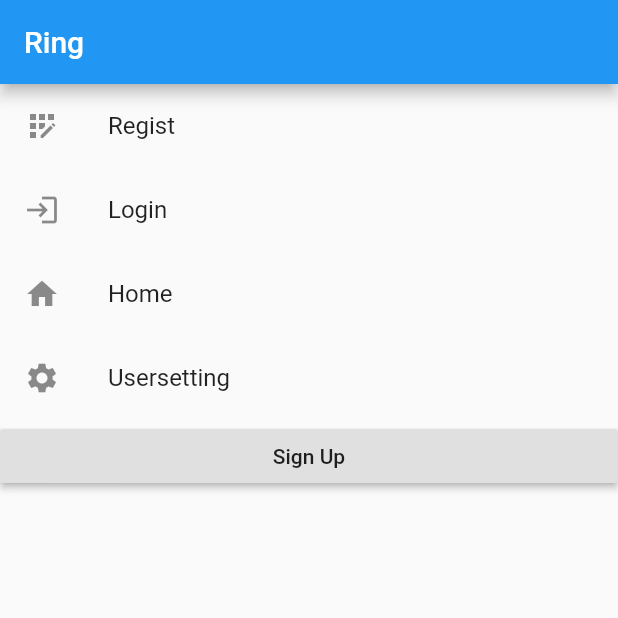
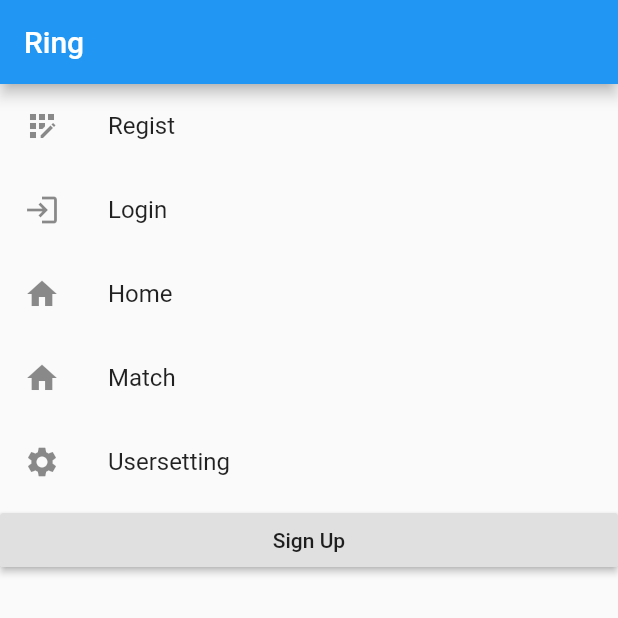
Before and after one commit to enpitut2021/ring_editile, a Flutter app: the screen it shows after launch, on a phone screen of 412 x 824 dp, the top half of it. Run offline on Flutter 3.47's test engine with Material 2 defaults, Android fonts, the phone set to English and light mode, and no system bars; our stand-ins replace dio, font_awesome_flutter, html_unescape, shared_preferences; missing offline and left inert: adhara_socket_io; accounts and stored records are empty.

Commit message:
make: match.dart

```diff
--- a/lib/main.dart
+++ b/lib/main.dart
@@ -5,6 +5,7 @@ import 'package:shared_preferences/shared_preferences.dart';
 import 'package:ring_sns/page/home.dart';
 import 'package:ring_sns/api/auth.dart';
 import 'package:ring_sns/page/usersetting.dart';
+import 'package:ring_sns/page/match.dart';
 
 void main() {
   runApp(MyApp());
@@ -132,6 +133,16 @@ class _MyHomePageState extends State<MyHomePage> {
               },
             ),
             ListTile(
+              leading: Icon(Icons.home),
+              title: Text('Match'),
+              onTap: () {
+                Navigator.push(
+                  context,
+                  MaterialPageRoute(builder: (context) => Match(auth)),
+                );
+              },
+            ),
+            ListTile(
               leading: Icon(Icons.settings),
               title: Text('Usersetting'),
               onTap: () {
```
Also changed, not shown: lib/page/match.dart (added, +24 -0 lines).
